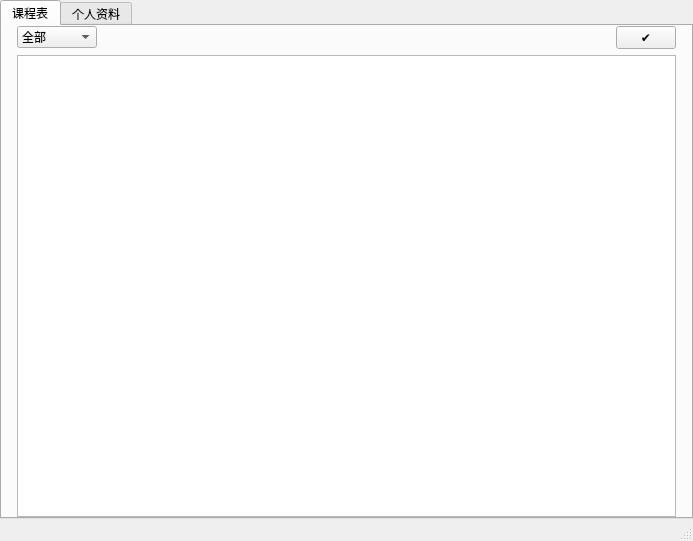
Qt form teacher.ui (RodinYTY/PSMS) before a commit.
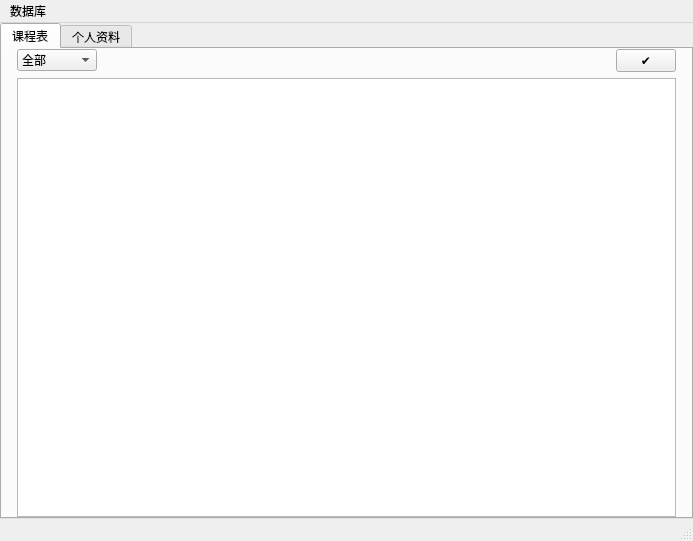
The same form after that commit.

Diff of the .ui file:
```diff
--- a/teacher.ui
+++ b/teacher.ui
@@ -527,6 +527,13 @@
      <height>22</height>
     </rect>
    </property>
+   <widget class="QMenu" name="menu">
+    <property name="title">
+     <string>数据库</string>
+    </property>
+    <addaction name="gohome"/>
+   </widget>
+   <addaction name="menu"/>
   </widget>
   <widget class="QStatusBar" name="statusbar"/>
  </widget>
```
Left out of the diff: 5 changed lines with no effect on the pictures.
